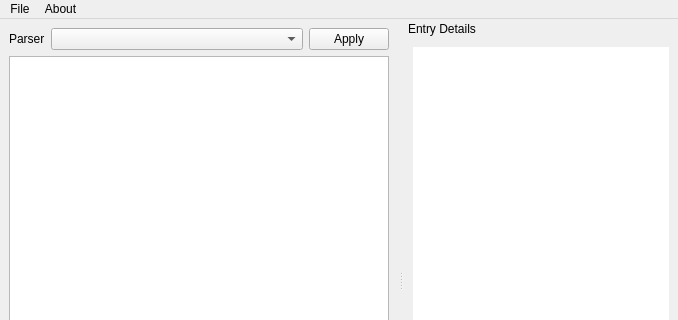
This is mainwindow.ui in glpzzz/logan as Qt 5 draws it before an edit; both pictures show x 0 to 678 and y 0 to 320 of the 678 by 562 pixel window. The edited form follows.
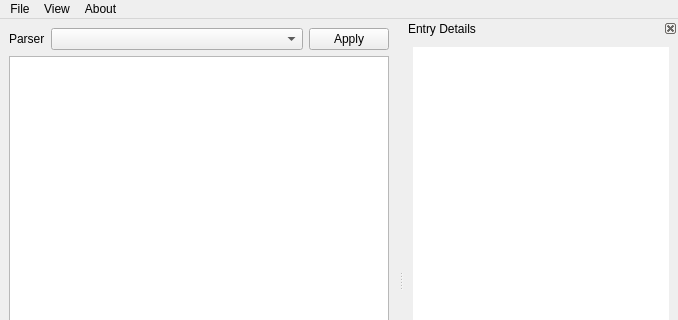
This is the edited form.

Commit message:
Add entry details dock visibility logic
There is a menu action to toggle it. Also, if closed and an entry is
double clicked, it is shown.

What changed in the file:
```diff
--- a/mainwindow.ui
+++ b/mainwindow.ui
@@ -81,13 +81,20 @@
     <addaction name="actionAbout_Logan"/>
     <addaction name="actionAbout_Qt"/>
    </widget>
+   <widget class="QMenu" name="menuView">
+    <property name="title">
+     <string>View</string>
+    </property>
+    <addaction name="actionEntry_Details"/>
+   </widget>
    <addaction name="menuFile"/>
+   <addaction name="menuView"/>
    <addaction name="menuAbout"/>
   </widget>
   <widget class="QStatusBar" name="statusbar"/>
   <widget class="QDockWidget" name="dockWidget">
    <property name="features">
-    <set>QDockWidget::DockWidgetMovable</set>
+    <set>QDockWidget::DockWidgetClosable|QDockWidget::DockWidgetMovable</set>
    </property>
    <property name="allowedAreas">
     <set>Qt::BottomDockWidgetArea|Qt::LeftDockWidgetArea|Qt::RightDockWidgetArea</set>
```
Left out of the diff: 45 changed lines with no effect on the pictures. The commit also changes 1 other file.
